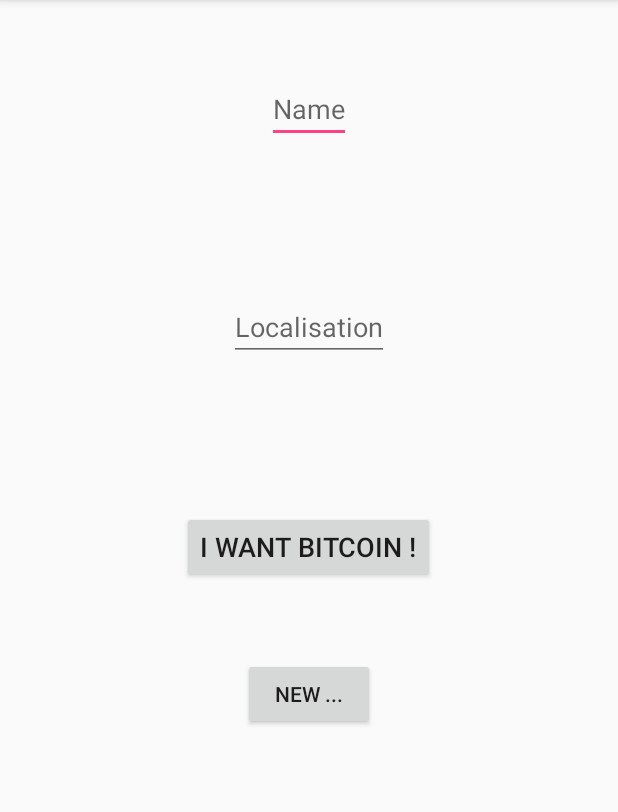
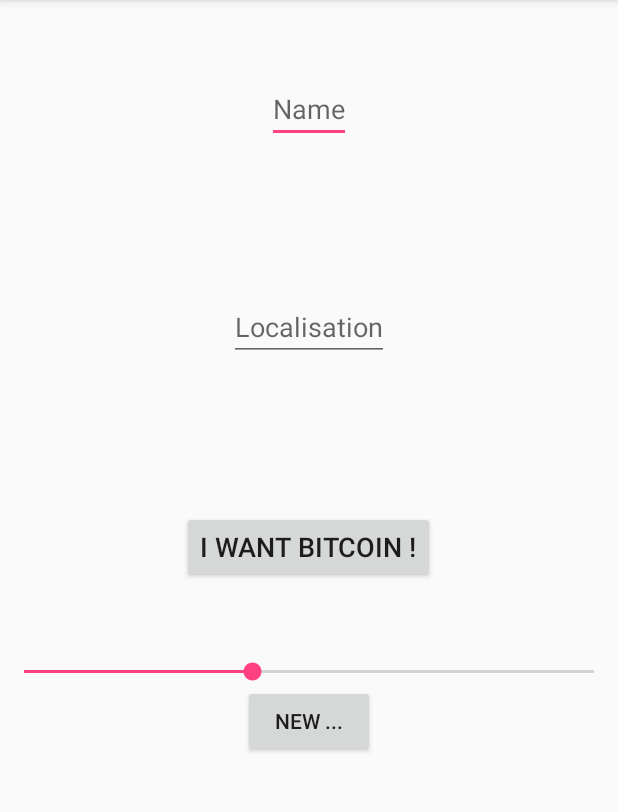
Before and after one commit to erwanlbp/bitcoin-go, an Android app: the screen it shows after launch (MainActivity), on a phone screen of 412 x 824 dp, the part 84-896 px from its top. Run offline under Robolectric (Android 15) with nearby library versions, the phone set to English and light mode, and no system bars; our stand-ins replace Volley; libraries missing offline, so code that uses them is left out: com.mongodb.stitch, org.bson; network calls fail; 5 statements that could not run were skipped.

```diff
--- a/app/src/main/java/fr/eisti/bitcoin_go/MainActivity.java
+++ b/app/src/main/java/fr/eisti/bitcoin_go/MainActivity.java
@@ -6,6 +6,7 @@ import android.support.v7.app.AppCompatActivity;
 import android.util.Log;
 import android.view.View;
 import android.widget.EditText;
+import android.widget.SeekBar;
 
 import fr.eisti.bitcoin_go.data.Bitcoin;
 import fr.eisti.bitcoin_go.data.Location;
@@ -18,6 +19,7 @@ public class MainActivity extends AppCompatActivity {
     public final static String APP_NAME = "BITCOIN_GO";
     public final static String NAME = "NAME";
     public final static String LOCALISATION = "LOCALISATION";
+    public final static String DISTANCE = "DISTANCE";
 
     @Override
     protected void onCreate(Bundle savedInstanceState) {
@@ -26,7 +28,7 @@ public class MainActivity extends AppCompatActivity {
 
 
         for (int i = 0; i < 3; i++) {
-            Bitcoin bit = new Bitcoin(new Location(Math.random() * 90, Math.random() * 180), "BTC" + (int) (Math.random() * 50), 10);
+            Bitcoin bit = new Bitcoin(new Location(Math.random() * 180 - 90, -180 + Math.random() * 360), "BTC" + (int) (Math.random() * 50), 10);
             Log.i(TAG, bit.toString());
             Database.getInstance().insertOne(this.getApplicationContext(), bit);
         }
@@ -34,6 +36,8 @@ public class MainActivity extends AppCompatActivity {
     }
 
     public void launchMap(View view) {
+        int distance = ((SeekBar) findViewById(R.id.main_seekbar)).getProgress();
+
         Intent intent = new Intent(this, MapsActivity.class);
 
         EditText editTextName = (EditText) findViewById(R.id.name_tv);
@@ -41,6 +45,7 @@ public class MainActivity extends AppCompatActivity {
 
         intent.putExtra(APP_NAME + NAME, editTextName.getText().toString());
         intent.putExtra(APP_NAME + LOCALISATION, editTextLocalisation.getText().toString());
+        intent.putExtra(APP_NAME + DISTANCE, distance);
 
         startActivity(intent);
     }
--- a/app/src/main/java/fr/eisti/bitcoin_go/data/elasticSearch/ElasticSearch.java
+++ b/app/src/main/java/fr/eisti/bitcoin_go/data/elasticSearch/ElasticSearch.java
@@ -82,7 +82,7 @@ public class ElasticSearch {
         }
 
         JsonObjectRequest jsObjRequest = new JsonObjectRequest
-                (Request.Method.GET, URL + "_search", formNameQuery(name), new Response.Listener<JSONObject>() {
+                (Request.Method.POST, URL + "_search", formNameQuery(name), new Response.Listener<JSONObject>() {
 
                     @Override
                     public void onResponse(JSONObject response) {
@@ -132,7 +132,7 @@ public class ElasticSearch {
         }
 
         JsonObjectRequest jsObjRequest = new JsonObjectRequest
-                (Request.Method.GET, URL + "_search", formGeoDistanceQuery(baseLocation, distance), new Response.Listener<JSONObject>() {
+                (Request.Method.POST, URL + "_search", formGeoDistanceQuery(baseLocation, distance), new Response.Listener<JSONObject>() {
 
                     @Override
                     public void onResponse(JSONObject response) {
@@ -181,7 +181,7 @@ public class ElasticSearch {
         }
 
         JsonObjectRequest jsObjRequest = new JsonObjectRequest
-                (Request.Method.GET, URL + "_search", formAllQuery(), new Response.Listener<JSONObject>() {
+                (Request.Method.POST, URL + "_search", formAllQuery(), new Response.Listener<JSONObject>() {
 
                     @Override
                     public void onResponse(JSONObject response) {
--- a/app/src/main/java/fr/eisti/bitcoin_go/maps/MapsActivity.java
+++ b/app/src/main/java/fr/eisti/bitcoin_go/maps/MapsActivity.java
@@ -12,6 +12,7 @@ import fr.eisti.bitcoin_go.R;
 import fr.eisti.bitcoin_go.providers.GoogleMapsProvider;
 
 import static fr.eisti.bitcoin_go.MainActivity.APP_NAME;
+import static fr.eisti.bitcoin_go.MainActivity.DISTANCE;
 import static fr.eisti.bitcoin_go.MainActivity.LOCALISATION;
 import static fr.eisti.bitcoin_go.MainActivity.NAME;
 
@@ -36,7 +37,8 @@ public class MapsActivity extends FragmentActivity implements OnMapReadyCallback
         Intent intent = getIntent();
         String cityName = intent.getStringExtra(APP_NAME + NAME);
         String cityLocalication = intent.getStringExtra(APP_NAME + LOCALISATION);
+        int distance = intent.getIntExtra(APP_NAME + DISTANCE, 4200);
 
-        googleMapsProvider.printResult(cityName, cityLocalication, googleMap);
+        googleMapsProvider.printResult(cityName, cityLocalication, distance, googleMap);
     }
 }
--- a/app/src/main/res/layout/activity_main.xml
+++ b/app/src/main/res/layout/activity_main.xml
@@ -37,6 +37,14 @@
         android:text="@string/start_button"
         android:textSize="18sp" />
 
+    <SeekBar
+        android:id="@+id/main_seekbar"
+        style="@android:style/Widget.DeviceDefault.Light.SeekBar"
+        android:layout_width="match_parent"
+        android:layout_height="wrap_content"
+        android:max="5000"
+        android:progress="2000"/>
+
     <LinearLayout
         android:layout_width="wrap_content"
         android:layout_height="match_parent"
```
Also changed, not shown: app/src/main/java/fr/eisti/bitcoin_go/providers/GoogleMapsProvider.java (+10 -2 lines).
